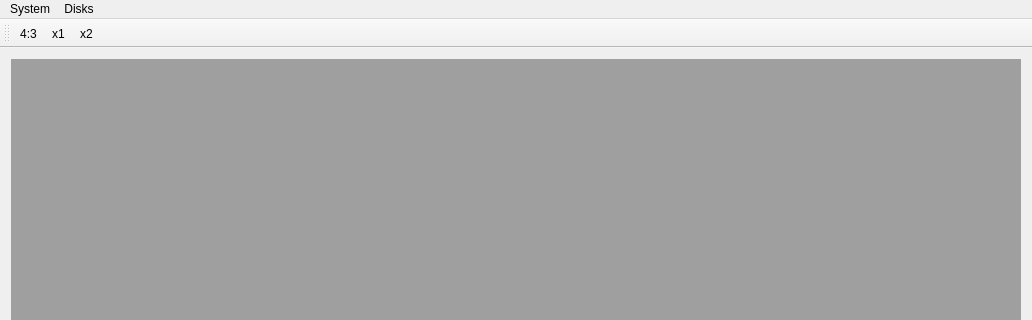
Old version of the form source/frontends/qapple/qapple.ui in the repository AppleWin/AppleWin; both pictures show x 0 to 1032 and y 0 to 320 of the 1032 by 762 pixel window.
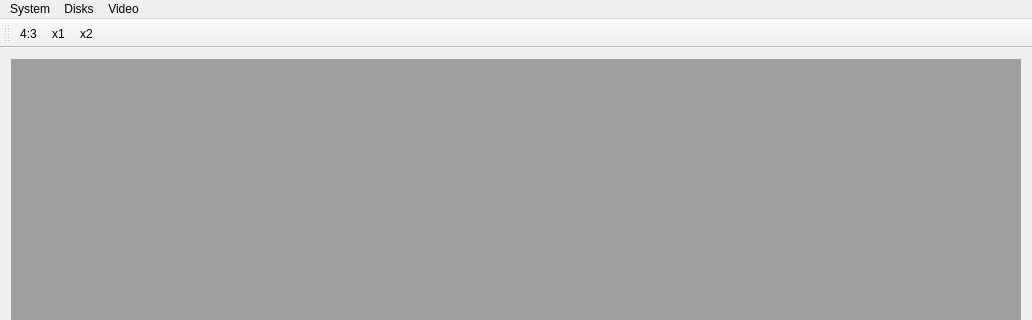
New version of the form.

Patch:
```diff
--- a/source/frontends/qapple/qapple.ui
+++ b/source/frontends/qapple/qapple.ui
@@ -51,8 +51,15 @@
     <addaction name="actionDisk_1"/>
     <addaction name="actionDisk_2"/>
    </widget>
+   <widget class="QMenu" name="menuVideo">
+    <property name="title">
+     <string>Video</string>
+    </property>
+    <addaction name="actionBenchmark"/>
+   </widget>
    <addaction name="menuSystem"/>
    <addaction name="menuDisks"/>
+   <addaction name="menuVideo"/>
   </widget>
   <widget class="QToolBar" name="mainToolBar">
    <attribute name="toolBarArea">
```
Left out of the diff: 5 changed lines with no effect on the pictures.
